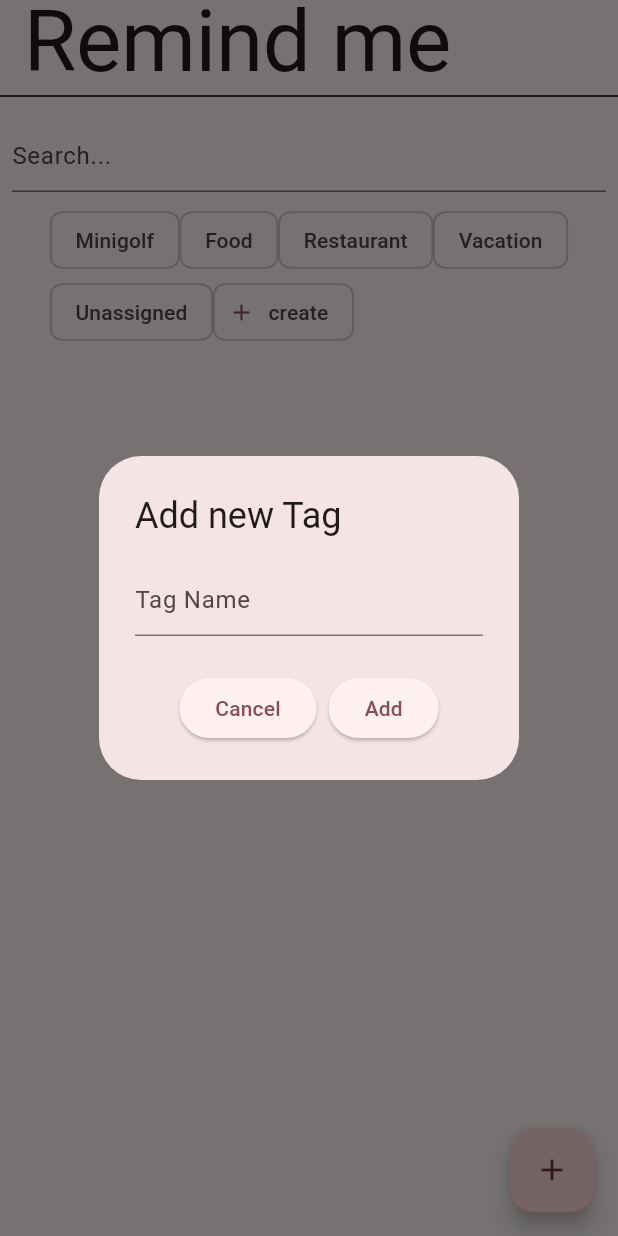
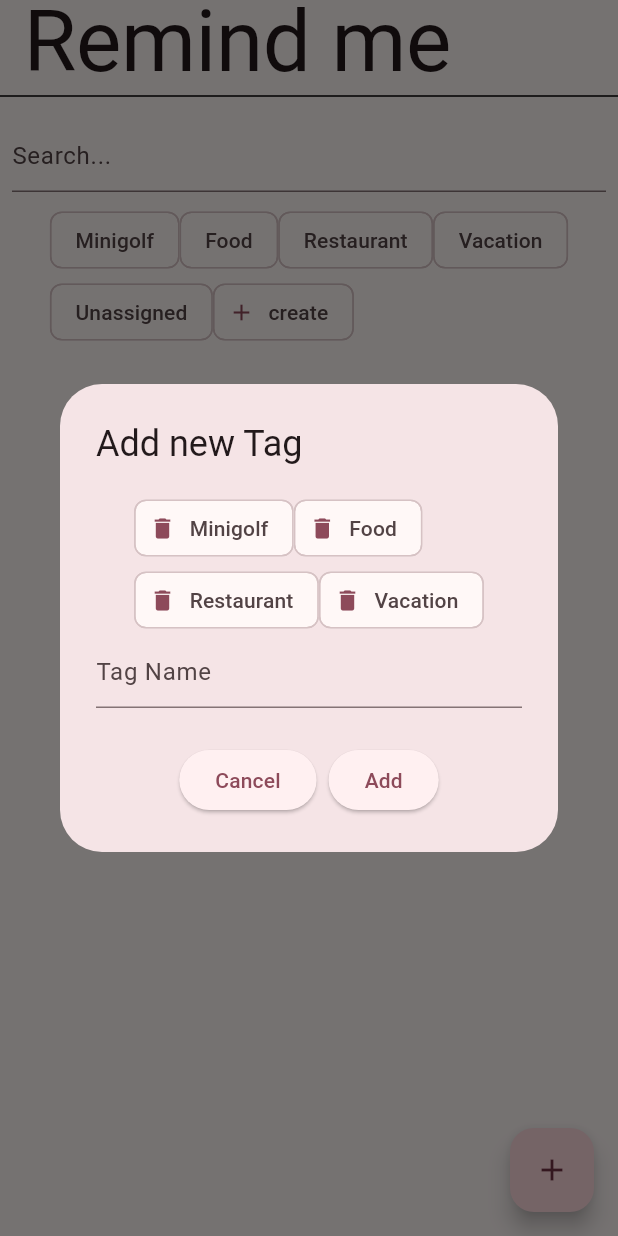
Before and after one commit to Bezes13/remindme, a Flutter app: the screen it shows after launch, after a tap on "create", on a phone screen of 412 x 824 dp. Run offline on Flutter 3.47's test engine with Material 3 defaults, Android fonts, the phone set to English and light mode, and no system bars; our stand-ins replace image_picker, shared_preferences.

Commit message:
TAGS fixed

```diff
--- a/lib/ChipSelection.dart
+++ b/lib/ChipSelection.dart
@@ -83,13 +83,34 @@ class _ChipSelectionState extends State<ChipSelection> {
                               title: Text(
                                 "Add new Tag",
                               ),
-                              content: TextField(
+                              content: Column(
+                                mainAxisSize: MainAxisSize.min,
+                                children: [
+                                  Wrap(
+                                  spacing: 0.0,
+                                  children: appState.allTags
+                                      .map((String tag) {
+                                    return FilterChip(
+                                      avatar: Icon(Icons.delete),
+                                      label: Text(tag),
+                                      selected: false,
+                                      onSelected: (bool selected) {
+                                        setState(() {
+                                          appState.removeTag(tag);
+                                        });
+                                        Navigator.of(context).pop();
+                                      },
+                                    );
+                                  }).toList()),
+                                  TextField(
                                       onChanged: (value) {
                                         tag = value;
                                       },
                                       decoration: InputDecoration(
                                         hintText: 'Tag Name',
                                       )),
+                                ],
+                              ),
                               actions: <Widget>[
                                 ElevatedButton(
                                   onPressed: () {
```
Also changed, not shown: lib/my_app_state.dart (+12 -0 lines). Lines whose indentation alone changed are shown as unchanged.
